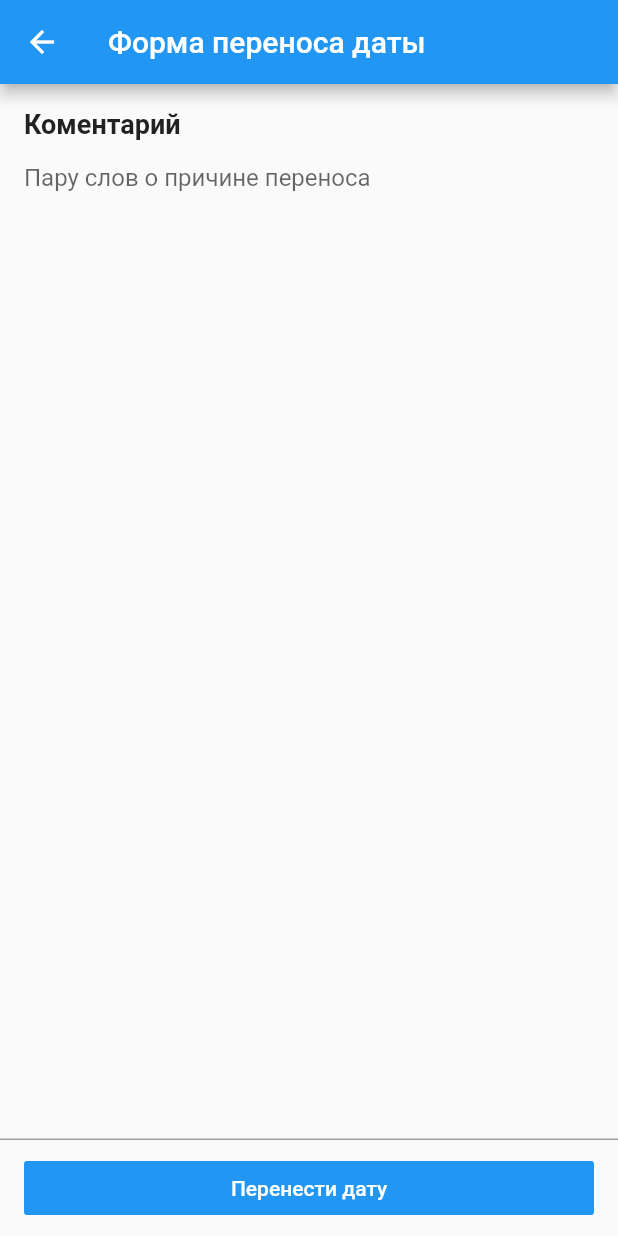
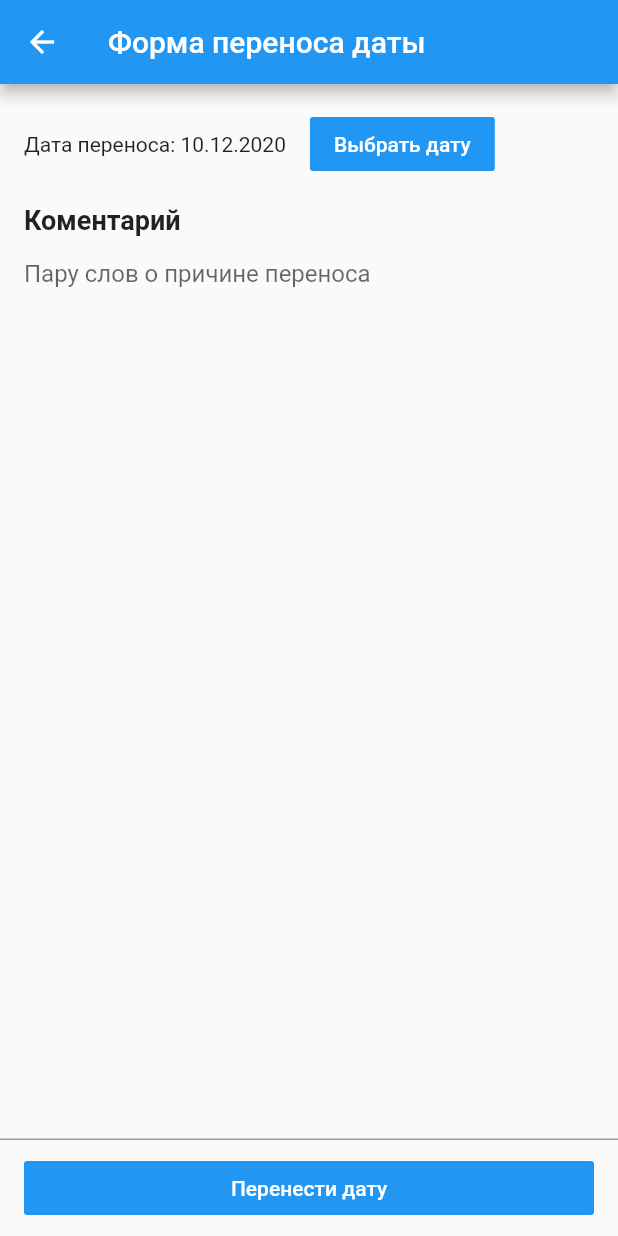
Before and after one commit to VunderkindMedia/service.app, a Flutter app: the ReschedulePage screen opened directly, on a phone screen of 412 x 824 dp. Run offline on Flutter 3.47's test engine with Material 2 defaults, Android fonts, the phone set to English and light mode, and no system bars.

Commit message:
+ форма переноса даты

```diff
--- a/lib/reschedule_page/reschedule_page.dart
+++ b/lib/reschedule_page/reschedule_page.dart
@@ -1,5 +1,6 @@
 import 'package:flutter/cupertino.dart';
 import 'package:flutter/material.dart';
+import 'package:intl/intl.dart';
 
 class ReschedulePage extends StatefulWidget {
   @override
@@ -7,18 +8,23 @@ class ReschedulePage extends StatefulWidget {
 }
 
 class _ReschedulePageState extends State<ReschedulePage> {
-  var selectedDate = DateTime.now();
+  DateTime _selectedDate = DateTime.now();
+
+  String formattedDate(DateTime date) {
+    final DateFormat formatter = DateFormat('dd.MM.yyyy');
+    return formatter.format(date);
+  }
 
   _selectDate(BuildContext context) async {
     final DateTime picked = await showDatePicker(
       context: context,
-      initialDate: selectedDate, // Refer step 1
+      initialDate: _selectedDate,
       firstDate: DateTime(2000),
       lastDate: DateTime(2025),
     );
-    if (picked != null && picked != selectedDate)
+    if (picked != null && picked != _selectedDate)
       setState(() {
-        selectedDate = picked;
+        _selectedDate = picked;
       });
   }
 
@@ -37,6 +43,26 @@ class _ReschedulePageState extends State<ReschedulePage> {
                 child: Column(
                   crossAxisAlignment: CrossAxisAlignment.start,
                   children: [
+                    Padding(
+                      padding: EdgeInsets.only(bottom: 16),
+                      child: Row(
+                        children: [
+                          Text('Дата переноса: '),
+                          Container(
+                            child: Text(formattedDate(_selectedDate)),
+                            margin: EdgeInsets.only(right: 16),
+                          ),
+                          FlatButton(
+                            onPressed: () {
+                              _selectDate(context);
+                            },
+                            color: Colors.blue,
+                            textColor: Colors.white,
+                            child: Text('Выбрать дату'),
+                          )
+                        ],
+                      ),
+                    ),
                     Text('Коментарий', style: TextStyle(fontSize: 18, fontWeight: FontWeight.bold)),
                     SizedBox(height: 16),
                     TextField(
```
